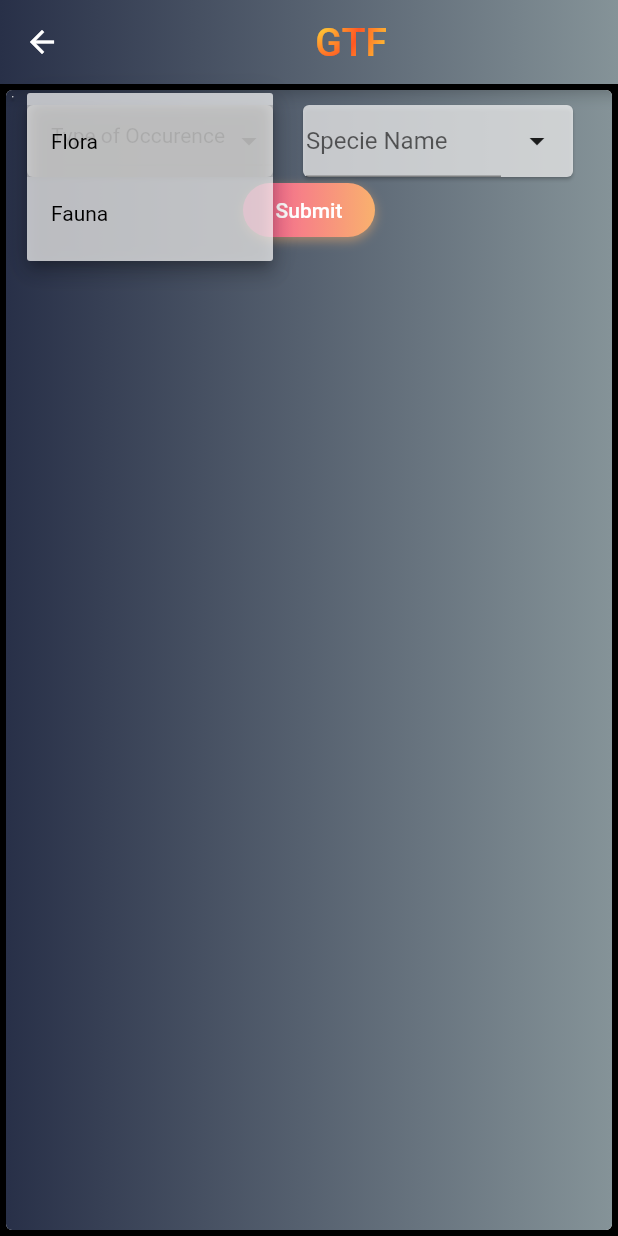
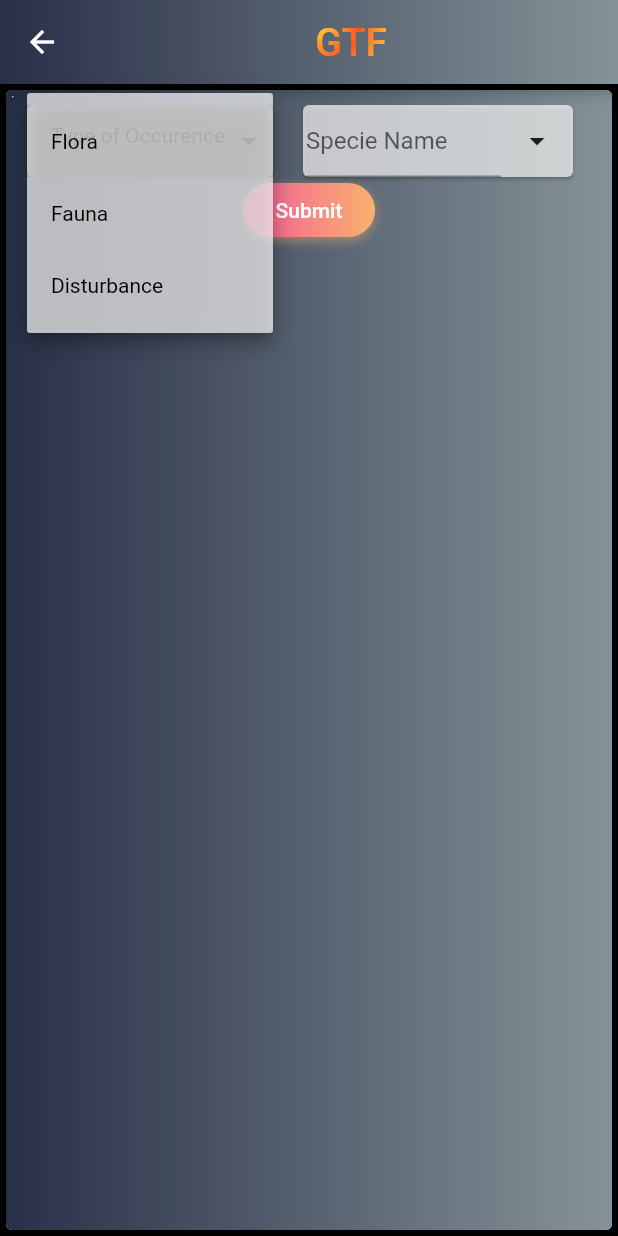
Before and after one commit to cryoelite/florayion, a Flutter app: the MainRoute screen opened by its route, after a tap on "Type of Occurence", on a phone screen of 412 x 824 dp. Run offline on Flutter 3.47's test engine with Material 2 defaults, Android fonts, the phone set to English and light mode, and no system bars; drawn by our look-alikes of gradient_widgets; our stand-ins replace cloud_firestore, flutter_spinkit, geolocator, gradient_app_bar; missing offline and left inert: get_version; accounts and stored records are empty.

Commit message:
Day 19.5

```diff
--- a/lib/CollectorData/CollectorData.dart
+++ b/lib/CollectorData/CollectorData.dart
@@ -9,7 +9,7 @@ class CollectorData {
 
   CollectorData(this.tempff, this.tempSpecie);
   static final specie = ["Cow", "BhauBhau"];
-  static final ff = ["Flora", "Fauna"];
+  static final ff = ["Flora", "Fauna","Disturbance"];
   final userData = Firestore.instance.collection('userData');
   Future setter() async {
     Position pos = await Geolocator()
@@ -25,6 +25,5 @@ class CollectorData {
       },
       merge: true,
     );
-    print("yo");
   }
 }
```
